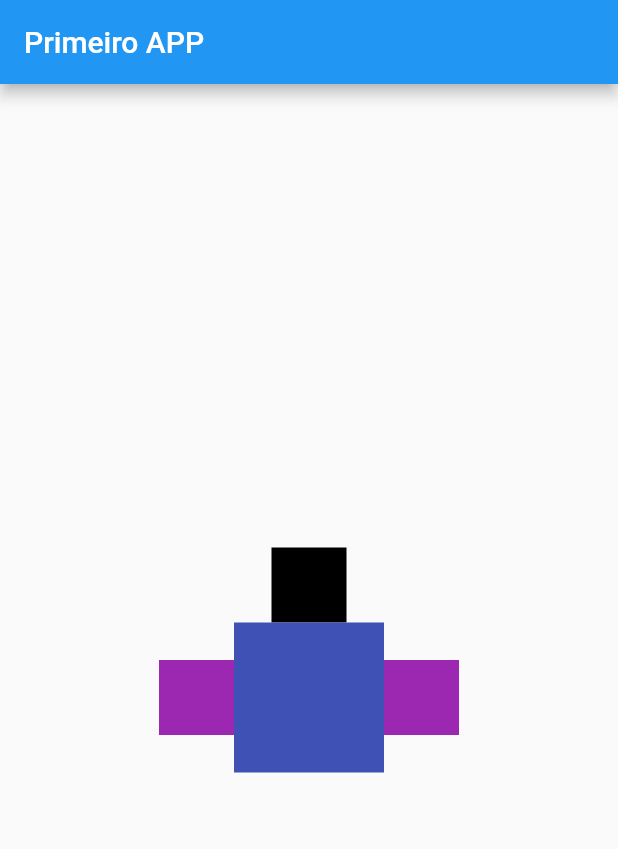
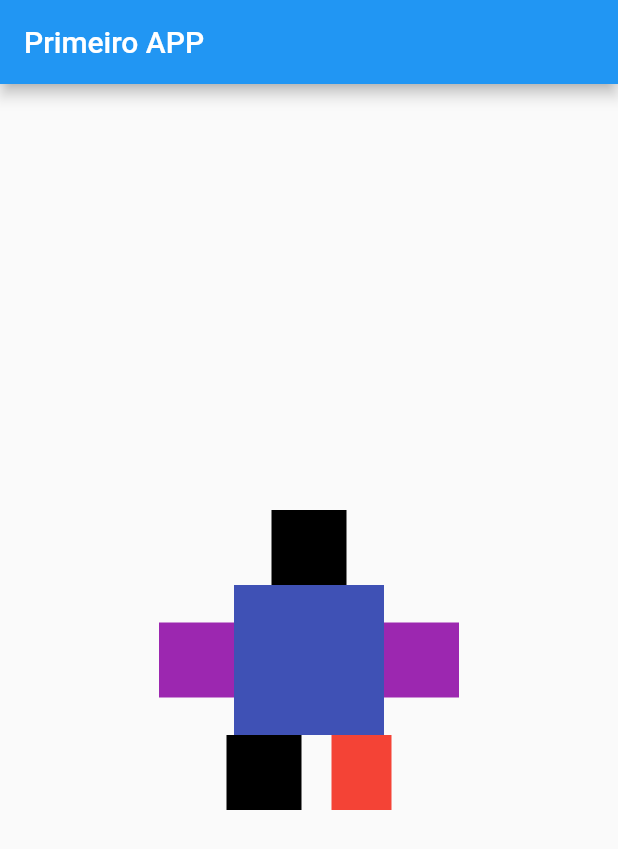
Before and after one commit to olivegusta/barbearia, a Flutter app: the screen it shows after launch, on a phone screen of 412 x 824 dp. Shown: the top 849 px of the screen. Run offline on Flutter 3.47's test engine with Material 2 defaults, Android fonts, the phone set to English and light mode, and no system bars.

Commit message:
Atualização

```diff
--- a/barbearia/lib/home.dart
+++ b/barbearia/lib/home.dart
@@ -61,6 +61,17 @@ class _MyHomePageState extends State<MyHomePage> {
                 //),
               ],
             ),
+
+            Row(
+              mainAxisAlignment: MainAxisAlignment.center,
+              children: [
+                Container(color: Colors.black, width: 50.0, height: 50.0),
+                SizedBox(
+                  width: 20,
+                ),
+                Container(color: Colors.red, width: 40.0, height: 50.0),
+              ],
+            ),
           ],
         ),
       ),
```
